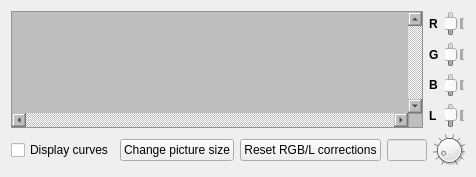
Qt form previewform.ui (607011/vstripe) before a commit.
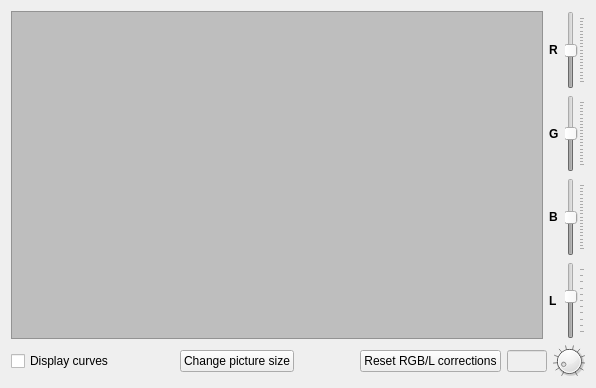
The same form after that commit.

The edit to the form file:
```diff
--- a/previewform.ui
+++ b/previewform.ui
@@ -6,8 +6,8 @@
    <rect>
     <x>0</x>
     <y>0</y>
-    <width>448</width>
-    <height>177</height>
+    <width>596</width>
+    <height>388</height>
    </rect>
   </property>
   <property name="windowTitle">
@@ -21,7 +21,7 @@
        <item>
         <widget class="QScrollArea" name="scrollArea">
          <property name="sizePolicy">
-          <sizepolicy hsizetype="MinimumExpanding" vsizetype="Expanding">
+          <sizepolicy hsizetype="Expanding" vsizetype="Expanding">
            <horstretch>0</horstretch>
            <verstretch>0</verstretch>
           </sizepolicy>
@@ -42,21 +42,24 @@
           <number>0</number>
          </property>
          <property name="verticalScrollBarPolicy">
-          <enum>Qt::ScrollBarAlwaysOn</enum>
+          <enum>Qt::ScrollBarAsNeeded</enum>
          </property>
          <property name="horizontalScrollBarPolicy">
-          <enum>Qt::ScrollBarAlwaysOn</enum>
+          <enum>Qt::ScrollBarAsNeeded</enum>
          </property>
          <property name="widgetResizable">
           <bool>true</bool>
          </property>
+         <property name="alignment">
+          <set>Qt::AlignLeading|Qt::AlignLeft|Qt::AlignTop</set>
+         </property>
          <widget class="QWidget" name="scrollAreaWidgetContents_3">
           <property name="geometry">
            <rect>
             <x>0</x>
             <y>0</y>
-            <width>361</width>
-            <height>96</height>
+            <width>526</width>
+            <height>324</height>
            </rect>
           </property>
          </widget>
```
